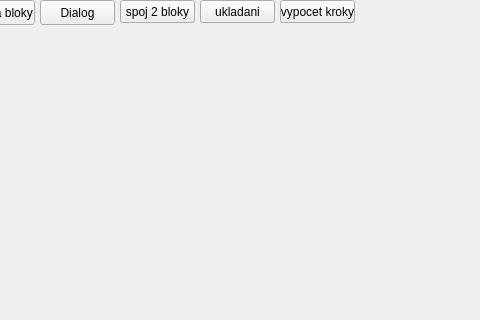
Old version of the form widget.ui in the repository zionedge/Xd; both pictures show x 120 to 600 and y 0 to 320 of the 600 by 450 pixel window.
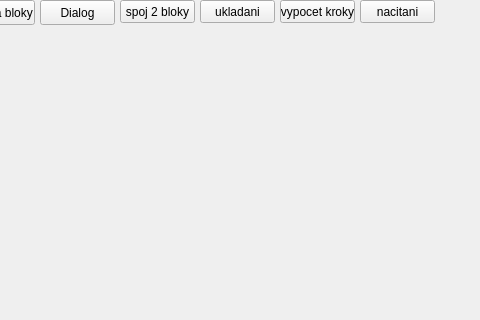
New version of the form.

The edit to the form file:
```diff
--- a/widget.ui
+++ b/widget.ui
@@ -116,6 +116,19 @@
     <string>vypocet kroky</string>
    </property>
   </widget>
+  <widget class="QPushButton" name="pushButton_5">
+   <property name="geometry">
+    <rect>
+     <x>480</x>
+     <y>0</y>
+     <width>75</width>
+     <height>23</height>
+    </rect>
+   </property>
+   <property name="text">
+    <string>nacitani</string>
+   </property>
+  </widget>
  </widget>
  <layoutdefault spacing="6" margin="11"/>
  <resources/>
```
